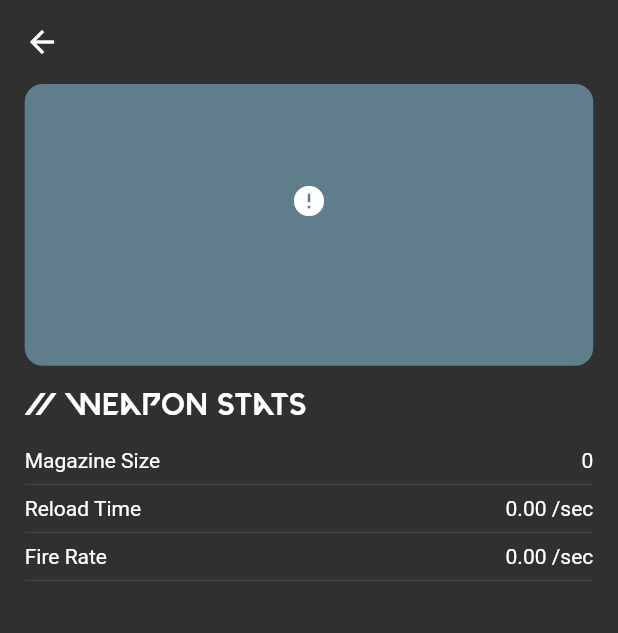
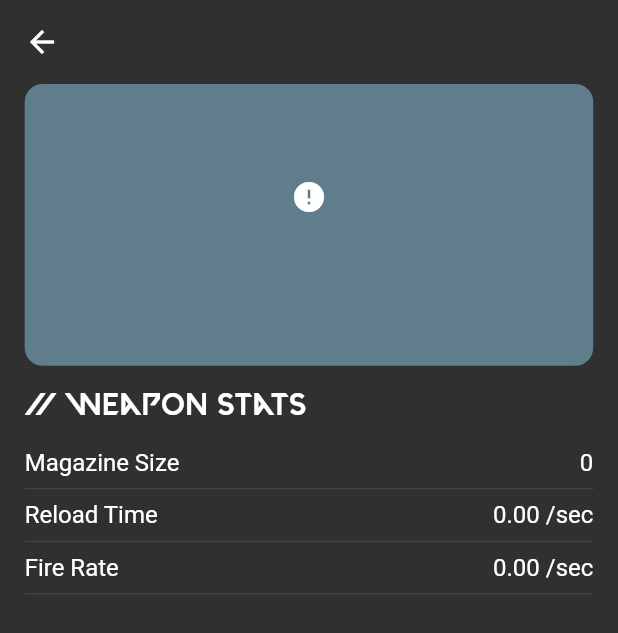
Before and after one commit to WaveTechStudio/valorant_universe, a Flutter app: the WeaponDetailView screen opened directly with empty values, on a phone screen of 412 x 824 dp. Shown: the top 633 px of the screen. Run offline on Flutter 3.47's test engine with Material 2 defaults, Android fonts, the light colour scheme and no system bars; drawn by our look-alikes of cached_network_image; our stand-ins replace dio, flutter_mobx, flutter_svg, mobx, pretty_dio_logger; generated files the repository leaves out were written again; network calls fail.

Commit message:
text theme changes applied

```diff
--- a/lib/features/agents/view/agents_view.dart
+++ b/lib/features/agents/view/agents_view.dart
@@ -83,7 +83,7 @@ class _AgentsViewState extends State<AgentsView> {
               child: Center(
                 child: Text(
                   _viewModel.roles[index],
-                  style: Theme.of(context).textTheme.bodyText1?.copyWith(fontFamily: "Valorant"),
+                  style: Theme.of(context).textTheme.titleMedium?.copyWith(fontFamily: "Valorant"),
                 ),
               ),
             ),
@@ -143,7 +143,7 @@ class _AgentsViewState extends State<AgentsView> {
           child: Center(
             child: Text(
               _viewModel.model[index]?.displayName ?? "",
-              style: Theme.of(context).textTheme.headline6?.copyWith(fontFamily: "Valorant"),
+              style: Theme.of(context).textTheme.titleLarge?.copyWith(fontFamily: "Valorant"),
             ),
           ),
         ),
--- a/lib/features/weapon_detail/weapon_detail_view.dart
+++ b/lib/features/weapon_detail/weapon_detail_view.dart
@@ -1,9 +1,8 @@
 import 'package:flutter/material.dart';
 import '../../core/constant/view_constants.dart';
 import '../../core/extension/context_extension.dart';
-
+import '../../product/widgets/cached_network_image.dart';
 import '../weapons/model/weapons_response_model.dart';
-import '../../product/widgets/cached_network_image.dart';
 
 class WeaponDetailView extends StatelessWidget {
   const WeaponDetailView({
@@ -27,7 +26,23 @@ class WeaponDetailView extends StatelessWidget {
           crossAxisAlignment: CrossAxisAlignment.start,
           children: [
             Expanded(
-              child: Container(
+              child: _buildWeaponCard(context),
+            ),
+            SizedBox(
+              height: context.mediumValue,
+            ),
+            Expanded(
+              flex: 3,
+              child: _buildWeaponStats(context),
+            ),
+          ],
+        ),
+      ),
+    );
+  }
+
+  Container _buildWeaponCard(BuildContext context) {
+    return Container(
       decoration: BoxDecoration(
         borderRadius: ViewConstants.borderCircular,
         color: Colors.blueGrey,
@@ -37,14 +52,14 @@ class WeaponDetailView extends StatelessWidget {
         children: [
           const Spacer(),
           Expanded(
-                      flex: 3,
+            flex: 2,
             child: Center(child: CustomCachedNetworkImage(imageUrl: weapon?.displayIcon)),
           ),
           Expanded(
             child: Padding(
               padding: context.paddingHorizontalDefault,
               child: Text(weapon?.displayName ?? "",
-                            style: Theme.of(context).textTheme.headline6?.copyWith(fontFamily: "Valorant")),
+                  style: Theme.of(context).textTheme.titleLarge?.copyWith(fontFamily: "Valorant")),
             ),
           ),
           Expanded(
@@ -52,25 +67,22 @@ class WeaponDetailView extends StatelessWidget {
               padding: context.paddingHorizontalDefault,
               child: Text(
                 weapon?.shopData?.categoryText ?? "",
-                          style: Theme.of(context).textTheme.headline6?.copyWith(fontFamily: "Valorant"),
+                style: Theme.of(context).textTheme.titleLarge?.copyWith(fontFamily: "Valorant"),
               ),
             ),
           ),
         ],
       ),
-              ),
-            ),
-            SizedBox(
-              height: context.mediumValue,
-            ),
-            Expanded(
-              flex: 3,
-              child: Column(
+    );
+  }
+
+  Column _buildWeaponStats(BuildContext context) {
+    return Column(
       crossAxisAlignment: CrossAxisAlignment.start,
       children: [
         Text(
           "// Weapon Stats",
-                    style: Theme.of(context).textTheme.headline6?.copyWith(fontFamily: "Valorant"),
+          style: Theme.of(context).textTheme.titleLarge?.copyWith(fontFamily: "Valorant"),
         ),
         SizedBox(
           height: context.mediumValue,
@@ -78,24 +90,42 @@ class WeaponDetailView extends StatelessWidget {
         Row(
           mainAxisAlignment: MainAxisAlignment.spaceBetween,
           children: [
-                      const Text("Magazine Size"),
-                      Text(weapon?.weaponStats?.magazineSize.toString() ?? ""),
+            Text(
+              "Magazine Size",
+              style: Theme.of(context).textTheme.titleMedium,
+            ),
+            Text(
+              weapon?.weaponStats?.magazineSize.toString() ?? "",
+              style: Theme.of(context).textTheme.titleMedium,
+            ),
           ],
         ),
         const Divider(),
         Row(
           mainAxisAlignment: MainAxisAlignment.spaceBetween,
           children: [
-                      const Text("Reload Time"),
-                      Text("${weapon?.weaponStats?.reloadTimeSeconds?.toStringAsFixed(2) ?? "0"} /sec"),
+            Text(
+              "Reload Time",
+              style: Theme.of(context).textTheme.titleMedium,
+            ),
+            Text(
+              "${weapon?.weaponStats?.reloadTimeSeconds?.toStringAsFixed(2) ?? "0"} /sec",
+              style: Theme.of(context).textTheme.titleMedium,
+            ),
           ],
         ),
         const Divider(),
         Row(
           mainAxisAlignment: MainAxisAlignment.spaceBetween,
           children: [
-                      const Text("Fire Rate"),
-                      Text("${weapon?.weaponStats?.fireRate?.toStringAsFixed(2) ?? "0"} /sec"),
+            Text(
+              "Fire Rate",
+              style: Theme.of(context).textTheme.titleMedium,
+            ),
+            Text(
+              "${weapon?.weaponStats?.fireRate?.toStringAsFixed(2) ?? "0"} /sec",
+              style: Theme.of(context).textTheme.titleMedium,
+            ),
           ],
         ),
         const Divider(),
@@ -106,34 +136,55 @@ class WeaponDetailView extends StatelessWidget {
             ? const SizedBox.shrink()
             : Text(
                 "// Damage Ranges",
-                          style: Theme.of(context).textTheme.headline6?.copyWith(fontFamily: "Valorant"),
+                style: Theme.of(context).textTheme.titleLarge?.copyWith(fontFamily: "Valorant"),
               ),
         SizedBox(
           height: context.mediumValue,
         ),
         Expanded(
-                    child: ListView.separated(
+          child: _buildDamageRanges(),
+        )
+      ],
+    );
+  }
+
+  ListView _buildDamageRanges() {
+    return ListView.separated(
         itemBuilder: ((context, index) {
           return Column(
             crossAxisAlignment: CrossAxisAlignment.start,
             mainAxisAlignment: MainAxisAlignment.spaceBetween,
             children: [
               Text(
-                                  "${weapon?.weaponStats?.damageRanges?[index].rangeStartMeters?.toStringAsFixed(0) ?? ""} - ${weapon?.weaponStats?.damageRanges?[index].rangeEndMeters?.toStringAsFixed(0) ?? ""} m"),
+                "${weapon?.weaponStats?.damageRanges?[index].rangeStartMeters?.toStringAsFixed(0) ?? ""} - ${weapon?.weaponStats?.damageRanges?[index].rangeEndMeters?.toStringAsFixed(0) ?? ""} m",
+                style: Theme.of(context).textTheme.titleMedium,
+              ),
               const Divider(),
               Row(
                 mainAxisAlignment: MainAxisAlignment.spaceBetween,
                 children: [
-                                  const Text("Head Damage"),
-                                  Text(weapon?.weaponStats?.damageRanges?[index].headDamage?.toStringAsFixed(1) ?? "0"),
+                  Text(
+                    "Head Damage",
+                    style: Theme.of(context).textTheme.titleMedium,
+                  ),
+                  Text(
+                    weapon?.weaponStats?.damageRanges?[index].headDamage?.toStringAsFixed(1) ?? "0",
+                    style: Theme.of(context).textTheme.titleMedium,
+                  ),
                 ],
               ),
               const Divider(),
               Row(
                 mainAxisAlignment: MainAxisAlignment.spaceBetween,
                 children: [
-                                  const Text("Body Damage"),
-                                  Text(weapon?.weaponStats?.damageRanges?[index].bodyDamage?.toStringAsFixed(1) ?? "0"),
+                  Text(
+                    "Body Damage",
+                    style: Theme.of(context).textTheme.titleMedium,
+                  ),
+                  Text(
+                    weapon?.weaponStats?.damageRanges?[index].bodyDamage?.toStringAsFixed(1) ?? "0",
+                    style: Theme.of(context).textTheme.titleMedium,
+                  ),
                 ],
               ),
               const Divider(),
@@ -141,7 +192,10 @@ class WeaponDetailView extends StatelessWidget {
                 mainAxisAlignment: MainAxisAlignment.spaceBetween,
                 children: [
                   const Text("Leg Damage"),
-                                  Text(weapon?.weaponStats?.damageRanges?[index].bodyDamage?.toStringAsFixed(1) ?? "0"),
+                  Text(
+                    weapon?.weaponStats?.damageRanges?[index].bodyDamage?.toStringAsFixed(1) ?? "0",
+                    style: Theme.of(context).textTheme.titleMedium,
+                  ),
                 ],
               ),
               const Divider(),
@@ -151,14 +205,6 @@ class WeaponDetailView extends StatelessWidget {
         separatorBuilder: (context, index) => SizedBox(
               height: context.mediumValue,
             ),
-                        itemCount: weapon?.weaponStats?.damageRanges?.length ?? 0),
-                  )
-                ],
-              ),
-            ),
-          ],
-        ),
-      ),
-    );
+        itemCount: weapon?.weaponStats?.damageRanges?.length ?? 0);
   }
 }
```
Also changed, not shown: lib/features/agent_detail/view/agent_detail_view.dart (+10 -10 lines), lib/features/weapons/view/weapons_view.dart (+3 -8 lines). Lines whose indentation alone changed are shown as unchanged.
